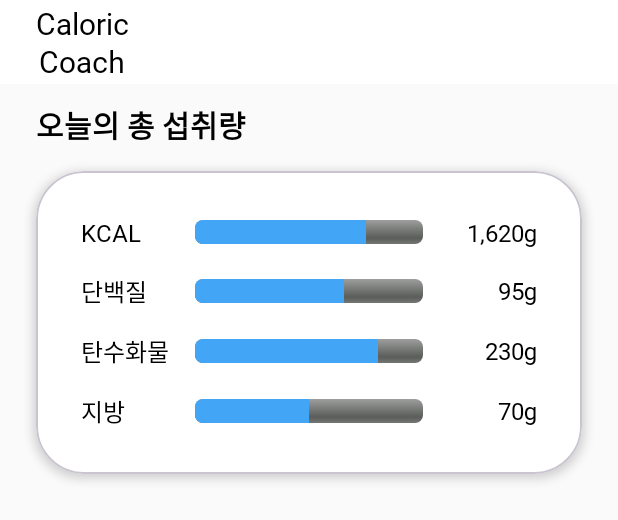
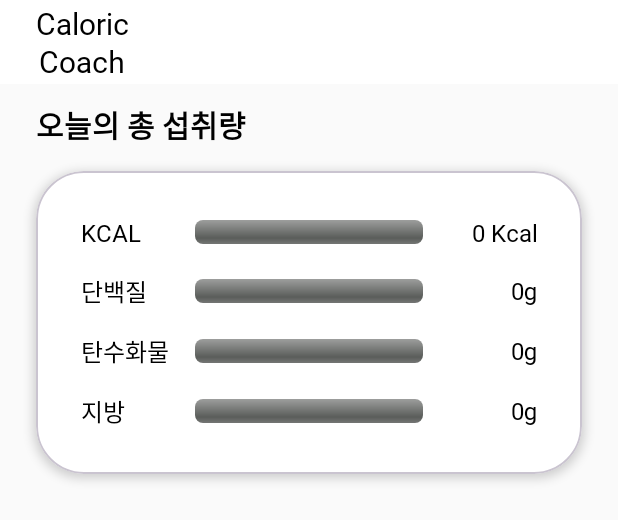
Before and after one commit to smitehead/explosive-necklace, an Android app: the layout fragment_kcal.xml on its own in the app's theme, with its tools: preview values and no code run, on a phone screen of 412 x 824 dp. Shown: the top 520 px of the screen. Run offline under Robolectric (Android 15) with nearby library versions, the phone set to English and light mode, and no system bars.

Commit message:
전반적 수정

```diff
--- a/app/src/main/java/com/cookandroid/project2025/KcalFragment.java
+++ b/app/src/main/java/com/cookandroid/project2025/KcalFragment.java
@@ -1,5 +1,6 @@
 package com.cookandroid.project2025;
 
+import android.content.res.ColorStateList;
 import android.os.Bundle;
 import android.view.LayoutInflater;
 import android.view.View;
@@ -10,6 +11,7 @@ import android.widget.Toast;
 
 import androidx.annotation.NonNull;
 import androidx.annotation.Nullable;
+import androidx.core.content.ContextCompat;
 import androidx.fragment.app.Fragment;
 
 import com.google.firebase.auth.FirebaseAuth;
@@ -84,7 +86,7 @@ public class KcalFragment extends Fragment {
                         proteinGoal = 70;
                         fatGoal = 55;
                     }
-                } else { // 기본값: 남자
+                } else {
                     if (age < 30) {
                         kcalGoal = 2600;
                         carbsGoal = 330;
@@ -134,11 +136,15 @@ public class KcalFragment extends Fragment {
                         proteinTextView.setText(decimalFormat.format(totalProtein) + "g");
                         fatTextView.setText(decimalFormat.format(totalFat) + "g");
 
-                        // ProgressBar 반영
-                        progressKcal.setProgress((int) Math.min((totalEnergy / kcalGoal) * 100, 100));
-                        progressCarbs.setProgress((int) Math.min((totalCarbs / carbsGoal) * 100, 100));
-                        progressProtein.setProgress((int) Math.min((totalProtein / proteinGoal) * 100, 100));
-                        progressFat.setProgress((int) Math.min((totalFat / fatGoal) * 100, 100));
+                        // 색상 로드
+                        int blue = ContextCompat.getColor(requireContext(), R.color.blue);
+                        int red = ContextCompat.getColor(requireContext(), R.color.red);
+
+                        // 각 항목의 진행도 설정 및 색상 변경
+                        setProgressWithColor(progressKcal, totalEnergy, kcalGoal, blue, red);
+                        setProgressWithColor(progressCarbs, totalCarbs, carbsGoal, blue, red);
+                        setProgressWithColor(progressProtein, totalProtein, proteinGoal, blue, red);
+                        setProgressWithColor(progressFat, totalFat, fatGoal, blue, red);
                     }
 
                     @Override
@@ -162,4 +168,10 @@ public class KcalFragment extends Fragment {
             return 0;
         }
     }
+
+    private void setProgressWithColor(ProgressBar bar, double value, double goal, int normalColor, int exceedColor) {
+        int percent = (int) ((value / goal) * 100);
+        bar.setProgress(Math.min(percent, 100));
+        bar.setProgressTintList(ColorStateList.valueOf((value > goal) ? exceedColor : normalColor));
+    }
 }
--- a/app/src/main/res/layout/fragment_kcal.xml
+++ b/app/src/main/res/layout/fragment_kcal.xml
@@ -5,7 +5,7 @@
     xmlns:tools="http://schemas.android.com/tools"
     android:layout_width="match_parent"
     android:layout_height="match_parent"
-    tools:context=".SelfCheckActivity">
+    tools:context=".KcalFragment">
 
     <!-- 상단 바 -->
     <androidx.constraintlayout.widget.ConstraintLayout
@@ -25,14 +25,14 @@
             android:textSize="20sp"
             android:textStyle="bold"
             android:lineSpacingExtra="2dp"
+            android:gravity="center"
             android:textAlignment="center"
-            android:gravity="center"
             app:layout_constraintStart_toStartOf="parent"
             app:layout_constraintTop_toTopOf="parent"
             app:layout_constraintBottom_toBottomOf="parent"/>
     </androidx.constraintlayout.widget.ConstraintLayout>
 
-    <!-- 하단 카드 -->
+    <!-- 영양 정보 카드 영역 -->
     <LinearLayout
         android:id="@+id/nutrient_area"
         android:layout_width="match_parent"
@@ -56,11 +56,11 @@
         <com.google.android.material.card.MaterialCardView
             android:layout_width="match_parent"
             android:layout_height="wrap_content"
-            app:cardBackgroundColor="#FFFFFFFF"
+            android:layout_marginBottom="12dp"
             app:cardCornerRadius="32dp"
             app:cardElevation="4dp"
             app:cardUseCompatPadding="true"
-            android:layout_marginBottom="12dp">
+            app:cardBackgroundColor="@android:color/white">
 
             <LinearLayout
                 android:layout_width="match_parent"
@@ -73,8 +73,8 @@
                     android:layout_width="match_parent"
                     android:layout_height="wrap_content"
                     android:layout_marginBottom="16dp"
-                    android:gravity="center_vertical"
-                    android:orientation="horizontal">
+                    android:orientation="horizontal"
+                    android:gravity="center_vertical">
 
                     <TextView
                         android:layout_width="60dp"
@@ -88,18 +88,18 @@
                         style="@android:style/Widget.ProgressBar.Horizontal"
                         android:layout_width="0dp"
                         android:layout_height="16dp"
+                        android:layout_weight="1"
                         android:layout_marginStart="16dp"
                         android:layout_marginEnd="16dp"
-                        android:layout_weight="1"
                         android:max="100"
-                        android:progress="75"
+                        android:progress="0"
                         android:progressTint="@color/blue" />
 
                     <TextView
                         android:id="@+id/kcalText"
                         android:layout_width="60dp"
-                        android:layout_height="22dp"
-                        android:text="1,620g"
+                        android:layout_height="wrap_content"
+                        android:text="0 Kcal"
                         android:textAlignment="viewEnd"
                         android:textColor="#000000"
                         android:textSize="16sp" />
@@ -110,8 +110,8 @@
                     android:layout_width="match_parent"
                     android:layout_height="wrap_content"
                     android:layout_marginBottom="16dp"
-                    android:gravity="center_vertical"
-                    android:orientation="horizontal">
+                    android:orientation="horizontal"
+                    android:gravity="center_vertical">
 
                     <TextView
                         android:layout_width="60dp"
@@ -125,18 +125,18 @@
                         style="@android:style/Widget.ProgressBar.Horizontal"
                         android:layout_width="0dp"
                         android:layout_height="16dp"
+                        android:layout_weight="1"
                         android:layout_marginStart="16dp"
                         android:layout_marginEnd="16dp"
-                        android:layout_weight="1"
                         android:max="100"
-                        android:progress="65"
+                        android:progress="0"
                         android:progressTint="@color/blue" />
 
                     <TextView
                         android:id="@+id/proteinText"
                         android:layout_width="60dp"
                         android:layout_height="wrap_content"
-                        android:text="95g"
+                        android:text="0g"
                         android:textAlignment="viewEnd"
                         android:textColor="#000000"
                         android:textSize="16sp" />
@@ -147,8 +147,8 @@
                     android:layout_width="match_parent"
                     android:layout_height="wrap_content"
                     android:layout_marginBottom="16dp"
-                    android:gravity="center_vertical"
-                    android:orientation="horizontal">
+                    android:orientation="horizontal"
+                    android:gravity="center_vertical">
 
                     <TextView
                         android:layout_width="60dp"
@@ -162,18 +162,18 @@
                         style="@android:style/Widget.ProgressBar.Horizontal"
                         android:layout_width="0dp"
                         android:layout_height="16dp"
+                        android:layout_weight="1"
                         android:layout_marginStart="16dp"
                         android:layout_marginEnd="16dp"
-                        android:layout_weight="1"
                         android:max="100"
-                        android:progress="80"
+                        android:progress="0"
                         android:progressTint="@color/blue" />
 
                     <TextView
                         android:id="@+id/carbsText"
                         android:layout_width="60dp"
                         android:layout_height="wrap_content"
-                        android:text="230g"
+                        android:text="0g"
                         android:textAlignment="viewEnd"
                         android:textColor="#000000"
                         android:textSize="16sp" />
@@ -183,8 +183,8 @@
                 <LinearLayout
                     android:layout_width="match_parent"
                     android:layout_height="wrap_content"
-                    android:gravity="center_vertical"
-                    android:orientation="horizontal">
+                    android:orientation="horizontal"
+                    android:gravity="center_vertical">
 
                     <TextView
                         android:layout_width="60dp"
@@ -198,18 +198,18 @@
                         style="@android:style/Widget.ProgressBar.Horizontal"
                         android:layout_width="0dp"
                         android:layout_height="16dp"
+                        android:layout_weight="1"
                         android:layout_marginStart="16dp"
                         android:layout_marginEnd="16dp"
-                        android:layout_weight="1"
                         android:max="100"
-                        android:progress="50"
+                        android:progress="0"
                         android:progressTint="@color/blue" />
 
                     <TextView
                         android:id="@+id/fatText"
                         android:layout_width="60dp"
-                        android:layout_height="22dp"
-                        android:text="70g"
+                        android:layout_height="wrap_content"
+                        android:text="0g"
                         android:textAlignment="viewEnd"
                         android:textColor="#000000"
                         android:textSize="16sp" />
--- a/app/src/main/res/values/colors.xml
+++ b/app/src/main/res/values/colors.xml
@@ -10,6 +10,8 @@
     <color name="yellow">#F9D82C</color>
     <color name="mellon">#E0F74E</color>
     <color name="orange">#EF4223</color>
+    <color name="red">#FF4444</color>
+
 
 
 </resources>
```
